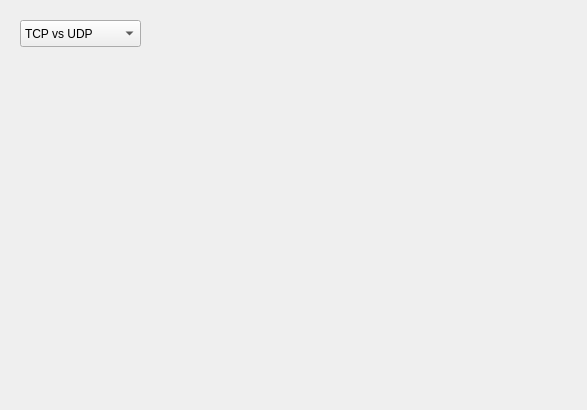
AONunan/FinalYearProject, file statwindow.ui: the form before one commit.
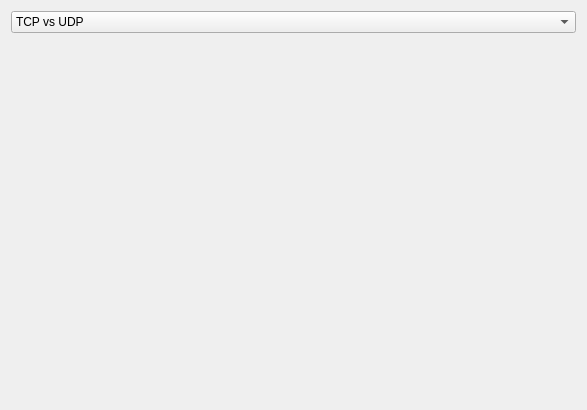
The form after the commit.

Diff of the .ui file:
```diff
--- a/statwindow.ui
+++ b/statwindow.ui
@@ -13,21 +13,20 @@
   <property name="windowTitle">
    <string>Dialog</string>
   </property>
+  <layout class="QVBoxLayout" name="verticalLayout">
+   <item>
   <widget class="QComboBox" name="comboBox_display_option">
-   <property name="geometry">
-    <rect>
-     <x>20</x>
-     <y>20</y>
-     <width>121</width>
-     <height>27</height>
-    </rect>
-   </property>
    <item>
     <property name="text">
      <string>TCP vs UDP</string>
     </property>
    </item>
   </widget>
+   </item>
+   <item>
+    <widget class="QWidget" name="widget_graph" native="true"/>
+   </item>
+  </layout>
  </widget>
  <resources/>
  <connections/>
```
Lines whose indentation alone changed are shown as unchanged.
